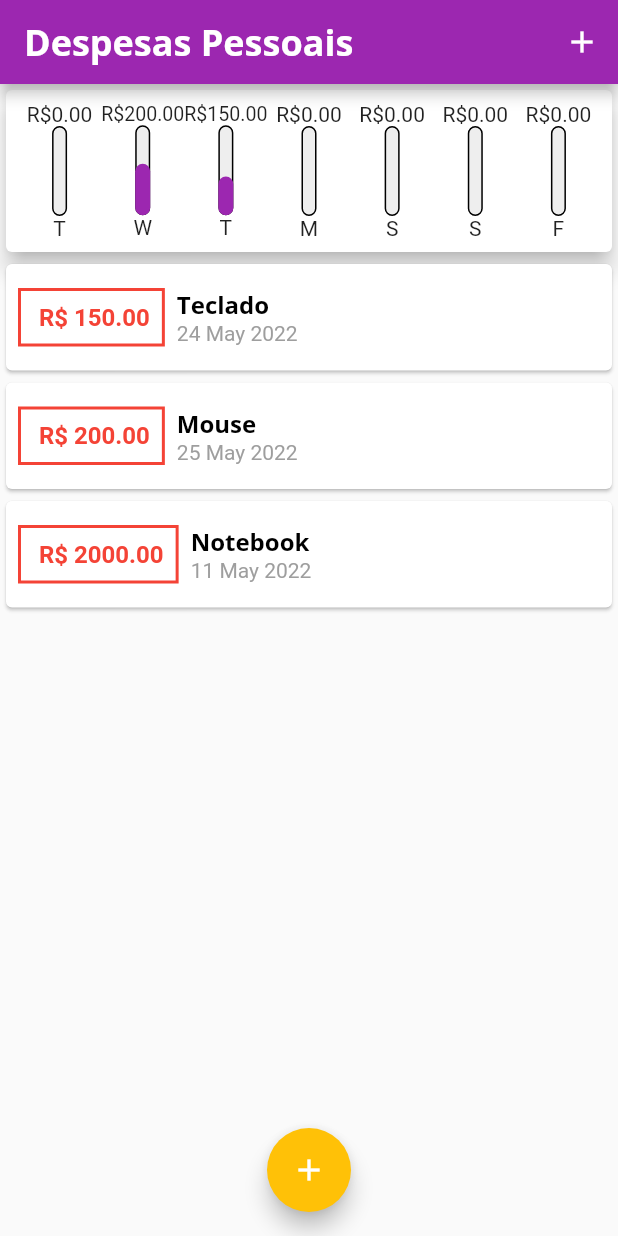
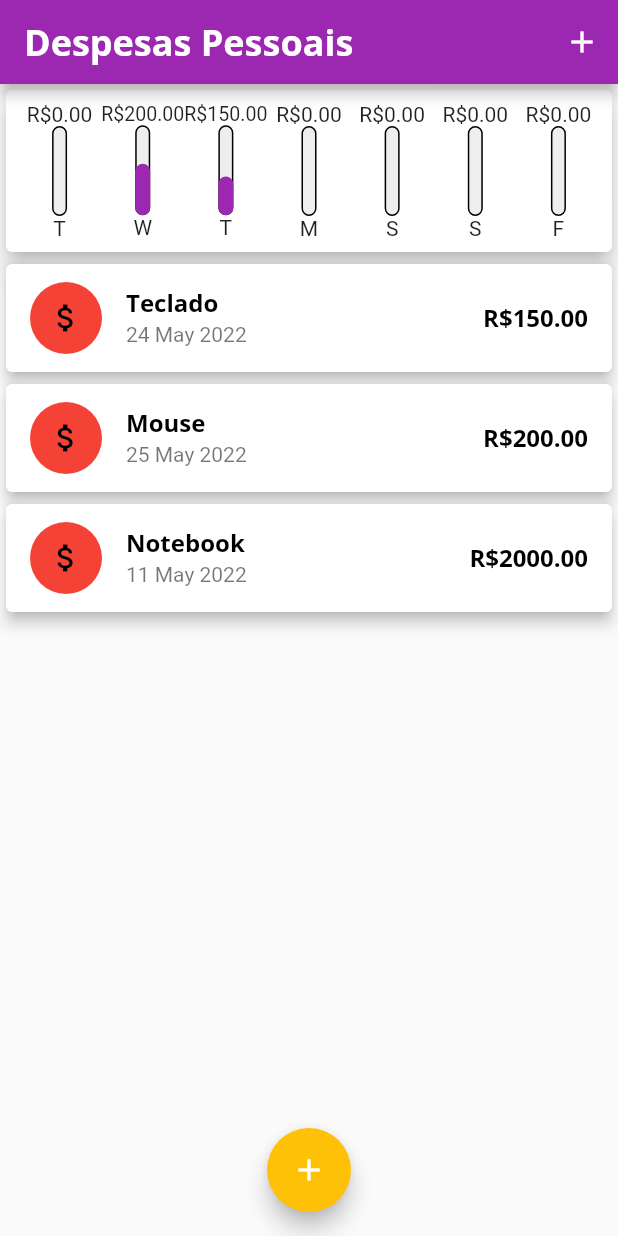
Before and after one commit to jermelterzi/despesas_pessoais, a Flutter app: the screen it shows after launch, on a phone screen of 412 x 824 dp. Run offline on Flutter 3.47's test engine with Material 2 defaults, Android fonts, the phone set to English and light mode, and no system bars.

Commit message:
Melhorando o layout da lista utilizando a Widget ListTitle

```diff
--- a/lib/components/transaction_list.dart
+++ b/lib/components/transaction_list.dart
@@ -32,45 +32,26 @@ class TransactionList extends StatelessWidget {
               itemBuilder: (ctx, index) {
                 final tr = transactions[index];
                 return Card(
-                  child: Row(
-                    children: [
-                      Container(
-                        margin: const EdgeInsets.symmetric(
-                          vertical: 16,
-                          horizontal: 8,
-                        ),
-                        decoration: BoxDecoration(
-                          border: Border.all(
-                            color: Colors.red,
-                            width: 2,
-                          ),
-                        ),
-                        padding: const EdgeInsets.all(8),
-                        child: Text(
-                          ' R\$ ${tr.price.toStringAsFixed(2)}',
-                          style: const TextStyle(
-                            fontWeight: FontWeight.bold,
-                            fontSize: 16,
-                            color: Colors.red,
-                          ),
-                        ),
-                      ),
-                      Column(
-                        crossAxisAlignment: CrossAxisAlignment.start,
-                        children: [
-                          Text(
+                  elevation: 4,
+                  child: ListTile(
+                    leading: const CircleAvatar(
+                        radius: 24,
+                        backgroundColor: Colors.red,
+                        child: Icon(
+                          Icons.attach_money,
+                          color: Colors.black,
+                        )),
+                    title: Text(
                       tr.title,
                       style: Theme.of(context).textTheme.headline6,
                     ),
-                          Text(
+                    subtitle: Text(
                       DateFormat('d MMM y').format(tr.date),
-                            style: const TextStyle(
-                              color: Colors.grey,
                     ),
+                    trailing: Text(
+                      'R\$${tr.price.toStringAsFixed(2)}',
+                      style: Theme.of(context).textTheme.headline6,
                     ),
-                        ],
-                      ),
-                    ],
                   ),
                 );
               },
```
Lines whose indentation alone changed are shown as unchanged.
